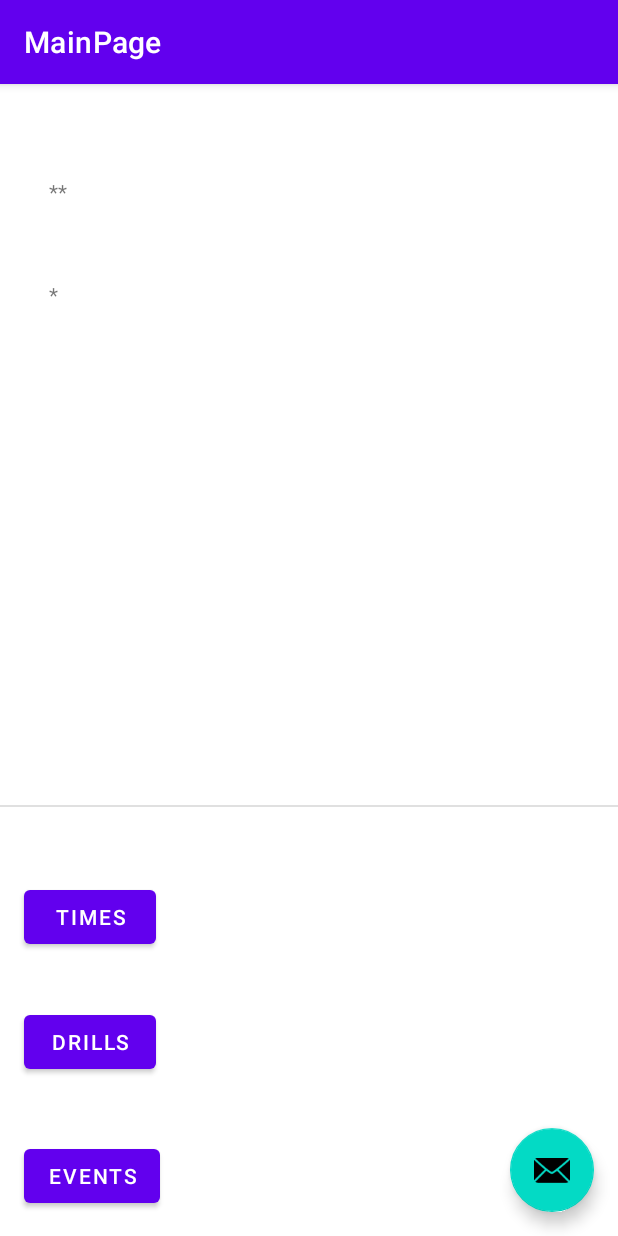
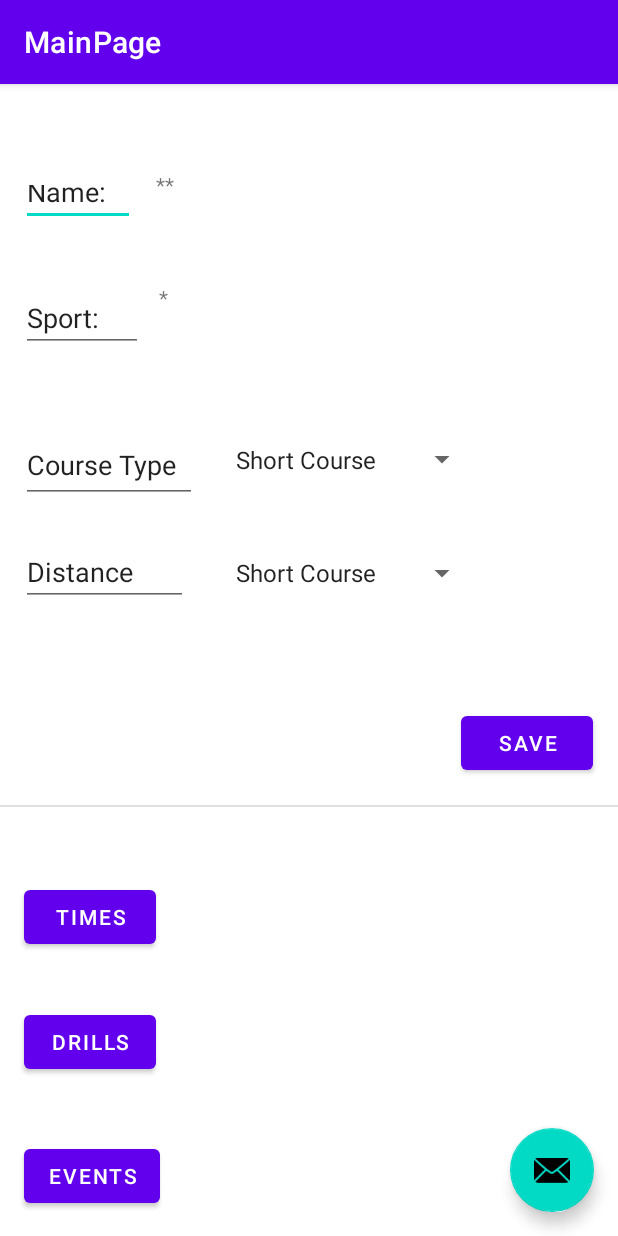
Before and after one commit to kowalchu1/COMP-3450-Project, an Android app: the MainPage screen opened directly, with no data from a screen before it, on a phone screen of 412 x 824 dp. Run offline under Robolectric (Android 15) with nearby library versions, the phone set to English and light mode, and no system bars.

Commit message:
Added Spinners and start of save to database button

```diff
--- a/app/src/main/java/com/example/myapplication/MainPage.java
+++ b/app/src/main/java/com/example/myapplication/MainPage.java
@@ -11,7 +11,10 @@ import androidx.appcompat.app.AppCompatActivity;
 import androidx.appcompat.widget.Toolbar;
 
 import android.view.View;
+import android.widget.ArrayAdapter;
 import android.widget.Button;
+import android.widget.Spinner;
+import android.widget.TextView;
 
 import org.json.JSONObject;
 
@@ -33,9 +36,28 @@ public class MainPage extends AppCompatActivity {
         Button timeButton = findViewById(R.id.TimeButton);
         Button drillButton = findViewById(R.id.DrillButton);
         Button eventButton = findViewById(R.id.EventButton);
+        Button saveButton = findViewById(R.id.saveButton);
         FloatingActionButton share = findViewById(R.id.Share);
+        TextView nameView = findViewById(R.id.nameView);
+        TextView descriptionView = findViewById(R.id.descriptionView);
 
+        Spinner courseSpinner = findViewById(R.id.courseSpinner);
+// Create an ArrayAdapter using the string array and a default spinner layout
+        ArrayAdapter<CharSequence> adapter = ArrayAdapter.createFromResource(this,
+                R.array.courseType, android.R.layout.simple_spinner_item);
+// Specify the layout to use when the list of choices appears
+        adapter.setDropDownViewResource(android.R.layout.simple_spinner_dropdown_item);
+// Apply the adapter to the spinner
+        courseSpinner.setAdapter(adapter);
 
+        Spinner swimTypeSpinner = findViewById(R.id.swimType);
+// Create an ArrayAdapter using the string array and a default spinner layout
+        ArrayAdapter<CharSequence> adapter2 = ArrayAdapter.createFromResource(this,
+                R.array.swimType, android.R.layout.simple_spinner_item);
+// Specify the layout to use when the list of choices appears
+        adapter.setDropDownViewResource(android.R.layout.simple_spinner_dropdown_item);
+// Apply the adapter to the spinner
+        swimTypeSpinner.setAdapter(adapter);
 
         share.setOnClickListener(new View.OnClickListener() {
             @Override
--- a/app/src/main/res/layout/activity_main_page.xml
+++ b/app/src/main/res/layout/activity_main_page.xml
@@ -35,6 +35,7 @@
         app:srcCompat="@android:drawable/ic_dialog_email" />
 
     <androidx.constraintlayout.widget.ConstraintLayout
+        android:id="@+id/constraintLayout"
         android:layout_width="match_parent"
         android:layout_height="match_parent">
 
@@ -97,10 +98,10 @@
             android:text="**"
             app:layout_constraintBottom_toTopOf="@+id/divider"
             app:layout_constraintEnd_toEndOf="parent"
-            app:layout_constraintHorizontal_bias="0.107"
+            app:layout_constraintHorizontal_bias="0.339"
             app:layout_constraintStart_toStartOf="parent"
             app:layout_constraintTop_toTopOf="parent"
-            app:layout_constraintVertical_bias="0.236" />
+            app:layout_constraintVertical_bias="0.226" />
 
         <TextView
             android:id="@+id/descriptionView"
@@ -109,10 +110,100 @@
             android:text="*"
             app:layout_constraintBottom_toTopOf="@+id/divider"
             app:layout_constraintEnd_toEndOf="parent"
-            app:layout_constraintHorizontal_bias="0.107"
+            app:layout_constraintHorizontal_bias="0.345"
             app:layout_constraintStart_toStartOf="parent"
             app:layout_constraintTop_toTopOf="parent"
-            app:layout_constraintVertical_bias="0.378" />
+            app:layout_constraintVertical_bias="0.383" />
+
+        <EditText
+            android:id="@+id/namePerson"
+            android:layout_width="76dp"
+            android:layout_height="37dp"
+            android:ems="10"
+            android:inputType="textPersonName"
+            android:text="Name:"
+            app:layout_constraintBottom_toTopOf="@+id/divider"
+            app:layout_constraintEnd_toEndOf="parent"
+            app:layout_constraintHorizontal_bias="0.041"
+            app:layout_constraintStart_toStartOf="parent"
+            app:layout_constraintTop_toTopOf="parent"
+            app:layout_constraintVertical_bias="0.227" />
+
+        <EditText
+            android:id="@+id/descriptionSport"
+            android:layout_width="81dp"
+            android:layout_height="45dp"
+            android:ems="10"
+            android:inputType="textPersonName"
+            android:text="Sport:"
+            app:layout_constraintBottom_toTopOf="@+id/divider"
+            app:layout_constraintEnd_toEndOf="parent"
+            app:layout_constraintHorizontal_bias="0.042"
+            app:layout_constraintStart_toStartOf="parent"
+            app:layout_constraintTop_toTopOf="parent"
+            app:layout_constraintVertical_bias="0.385" />
+
+        <Spinner
+            android:id="@+id/courseSpinner"
+            android:layout_width="169dp"
+            android:layout_height="43dp"
+            app:layout_constraintBottom_toTopOf="@+id/divider"
+            app:layout_constraintEnd_toEndOf="parent"
+            app:layout_constraintHorizontal_bias="0.615"
+            app:layout_constraintStart_toStartOf="parent"
+            app:layout_constraintTop_toTopOf="parent"
+            app:layout_constraintVertical_bias="0.577" />
+
+        <EditText
+            android:id="@+id/coursePlainText"
+            android:layout_width="117dp"
+            android:layout_height="50dp"
+            android:ems="10"
+            android:inputType="textPersonName"
+            android:text="Course Type"
+            app:layout_constraintBottom_toTopOf="@+id/divider"
+            app:layout_constraintEnd_toEndOf="parent"
+            app:layout_constraintHorizontal_bias="0.047"
+            app:layout_constraintStart_toStartOf="parent"
+            app:layout_constraintTop_toTopOf="parent"
+            app:layout_constraintVertical_bias="0.586" />
+
+        <Spinner
+            android:id="@+id/swimType"
+            android:layout_width="169dp"
+            android:layout_height="44dp"
+            app:layout_constraintBottom_toTopOf="@+id/divider"
+            app:layout_constraintEnd_toEndOf="parent"
+            app:layout_constraintHorizontal_bias="0.615"
+            app:layout_constraintStart_toStartOf="parent"
+            app:layout_constraintTop_toTopOf="parent"
+            app:layout_constraintVertical_bias="0.731" />
+
+        <EditText
+            android:id="@+id/distancePlainText"
+            android:layout_width="111dp"
+            android:layout_height="42dp"
+            android:ems="10"
+            android:inputType="textPersonName"
+            android:text="Distance"
+            app:layout_constraintBottom_toTopOf="@+id/divider"
+            app:layout_constraintEnd_toEndOf="parent"
+            app:layout_constraintHorizontal_bias="0.046"
+            app:layout_constraintStart_toStartOf="parent"
+            app:layout_constraintTop_toTopOf="parent"
+            app:layout_constraintVertical_bias="0.732" />
+
+        <Button
+            android:id="@+id/saveButton"
+            android:layout_width="wrap_content"
+            android:layout_height="wrap_content"
+            android:text="Save"
+            app:layout_constraintBottom_toTopOf="@+id/divider"
+            app:layout_constraintEnd_toEndOf="parent"
+            app:layout_constraintHorizontal_bias="0.949"
+            app:layout_constraintStart_toStartOf="parent"
+            app:layout_constraintTop_toTopOf="parent"
+            app:layout_constraintVertical_bias="0.964" />
     </androidx.constraintlayout.widget.ConstraintLayout>
 
 </androidx.coordinatorlayout.widget.CoordinatorLayout>
--- a/app/src/main/res/values/strings.xml
+++ b/app/src/main/res/values/strings.xml
@@ -10,4 +10,17 @@
     <string name="hello_first_fragment">Hello first fragment</string>
     <string name="hello_second_fragment">Hello second fragment. Arg: %1$s</string>
     <string name="title_activity_main_page">MainPage</string>
+
+    <string-array name= "courseType">
+        <item>Short Course</item>
+        <item>Long Course</item>
+    </string-array>
+
+    <string-array name= "swimType">
+        <item>50M</item>
+        <item>100M</item>
+        <item>200M</item>
+        <item>400M</item>
+        <item>1500M</item>
+    </string-array>
 </resources>
```
